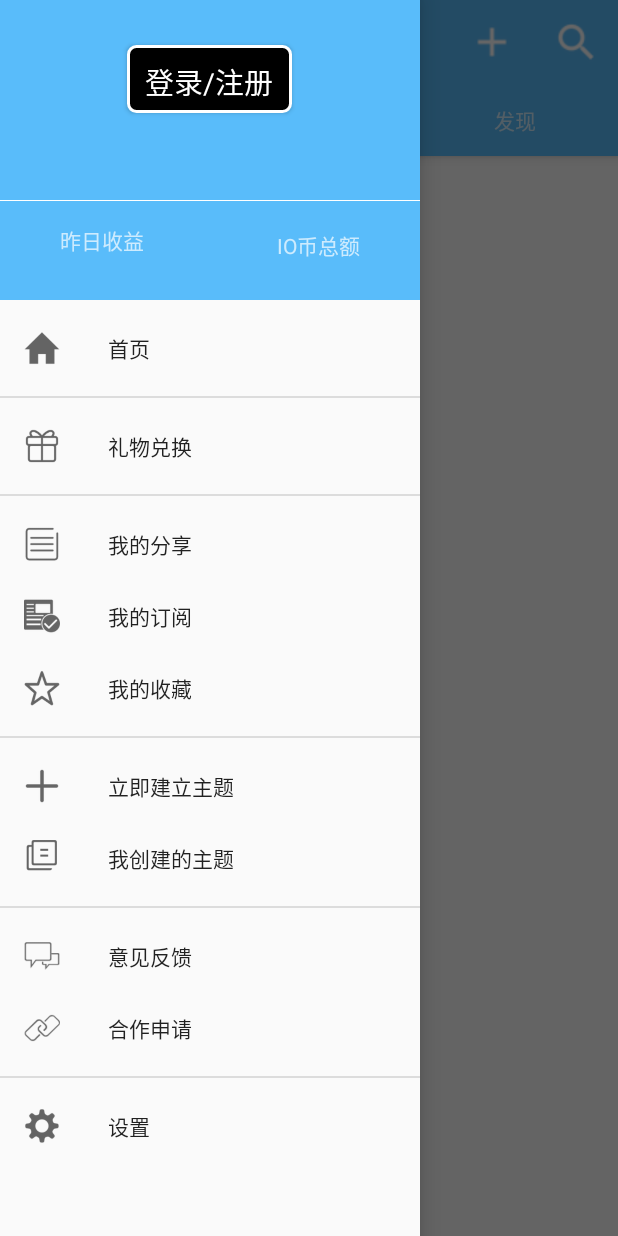
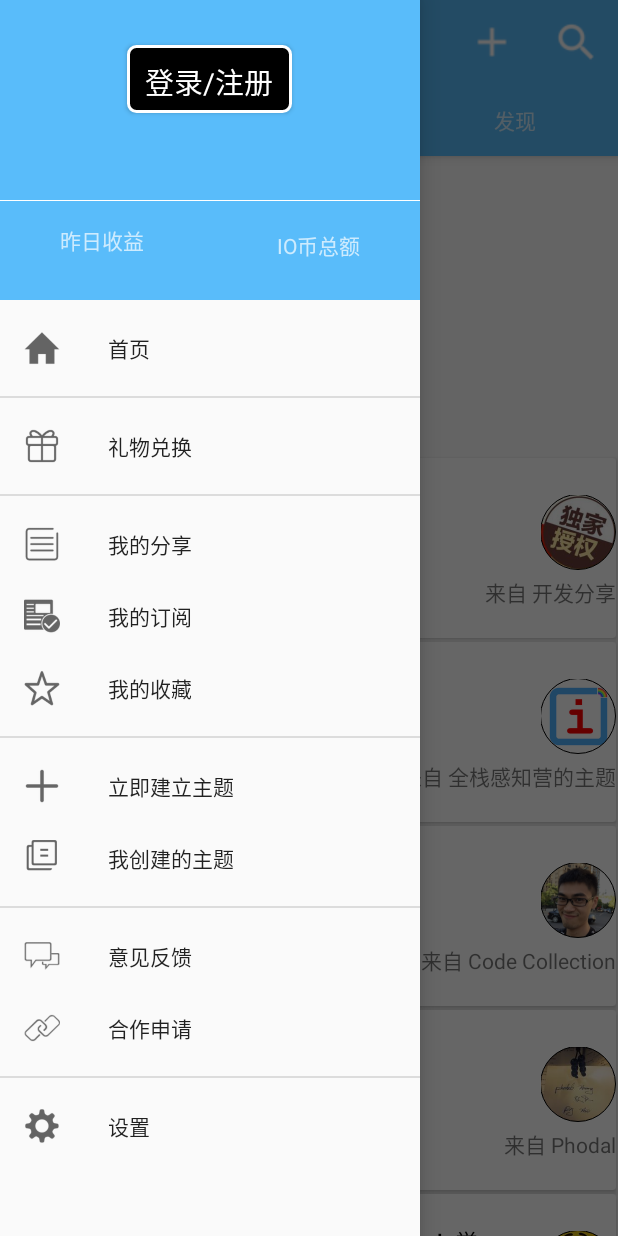
Before and after one commit to ZZeroGeek/KaifazheReader, an Android app: the PageFragment screen opened directly, with no data from a screen before it, with the side drawer open, on a phone screen of 412 x 824 dp. Run offline under Robolectric (Android 15) with nearby library versions, the phone set to English and light mode, and no system bars; our stand-ins replace CircleImageView; 4 statements that could not run were skipped.

Commit message:
优化了一些登录的小细节，并且将来源的图片的头像改为圆形。

```diff
--- /dev/null
+++ b/app/src/main/java/org/zreo/kaifazhereader/CircleImageView.java
@@ -0,0 +1,237 @@
+package org.zreo.kaifazhereader;
+
+import android.content.Context;
+import android.content.res.TypedArray;
+import android.graphics.Bitmap;
+import android.graphics.BitmapShader;
+import android.graphics.Canvas;
+import android.graphics.Color;
+import android.graphics.Matrix;
+import android.graphics.Paint;
+import android.graphics.RectF;
+import android.graphics.Shader;
+import android.graphics.drawable.BitmapDrawable;
+import android.graphics.drawable.ColorDrawable;
+import android.graphics.drawable.Drawable;
+import android.util.AttributeSet;
+import android.widget.ImageView;
+
+/**
+ * Created by 85789 on 2016/5/3.
+ */
+public class CircleImageView extends ImageView {
+
+    private static final ScaleType SCALE_TYPE = ImageView.ScaleType.CENTER_CROP;
+
+    private static final Bitmap.Config BITMAP_CONFIG = Bitmap.Config.ARGB_8888;
+    private static final int COLORDRAWABLE_DIMENSION = 1;
+
+    private static final int DEFAULT_BORDER_WIDTH = 0;
+    private static final int DEFAULT_BORDER_COLOR = Color.BLACK;
+
+    private final RectF mDrawableRect = new RectF();
+    private final RectF mBorderRect = new RectF();
+
+    private final Matrix mShaderMatrix = new Matrix();
+    private final Paint mBitmapPaint = new Paint();
+    private final Paint mBorderPaint = new Paint();
+
+    private int mBorderColor = DEFAULT_BORDER_COLOR;
+    private int mBorderWidth = DEFAULT_BORDER_WIDTH;
+
+    private Bitmap mBitmap;
+    private BitmapShader mBitmapShader;
+    private int mBitmapWidth;
+    private int mBitmapHeight;
+
+    private float mDrawableRadius;
+    private float mBorderRadius;
+
+    private boolean mReady;
+    private boolean mSetupPending;
+
+    public CircleImageView(Context context) {
+        super(context);
+    }
+
+    public CircleImageView(Context context, AttributeSet attrs) {
+        this(context, attrs, 0);
+    }
+
+    public CircleImageView(Context context, AttributeSet attrs, int defStyle) {
+        super(context, attrs, defStyle);
+        super.setScaleType(SCALE_TYPE);
+
+        TypedArray a = context.obtainStyledAttributes(attrs, R.styleable.CircleImageView, defStyle, 0);
+
+        mBorderWidth = a.getDimensionPixelSize(R.styleable.CircleImageView_border_width, DEFAULT_BORDER_WIDTH);
+        mBorderColor = a.getColor(R.styleable.CircleImageView_border_color, DEFAULT_BORDER_COLOR);
+
+        a.recycle();
+
+        mReady = true;
+
+        if (mSetupPending) {
+            setup();
+            mSetupPending = false;
+        }
+    }
+
+    @Override
+    public ScaleType getScaleType() {
+        return SCALE_TYPE;
+    }
+
+    @Override
+    public void setScaleType(ScaleType scaleType) {
+        if (scaleType != SCALE_TYPE) {
+            throw new IllegalArgumentException(String.format("ScaleType %s not supported.", scaleType));
+        }
+    }
+
+
+    protected void onDraw(Canvas canvas) {
+        if (getDrawable() == null) {
+            return;
+        }
+
+        canvas.drawCircle(getWidth() / 2, getHeight() / 2, mDrawableRadius, mBitmapPaint);
+        canvas.drawCircle(getWidth() / 2, getHeight() / 2, mBorderRadius, mBorderPaint);
+    }
+
+    @Override
+    protected void onSizeChanged(int w, int h, int oldw, int oldh) {
+        super.onSizeChanged(w, h, oldw, oldh);
+        setup();
+    }
+
+    public int getBorderColor() {
+        return mBorderColor;
+    }
+
+    public void setBorderColor(int borderColor) {
+        if (borderColor == mBorderColor) {
+            return;
+        }
+
+        mBorderColor = borderColor;
+        mBorderPaint.setColor(mBorderColor);
+        invalidate();
+    }
+
+    public int getBorderWidth() {
+        return mBorderWidth;
+    }
+
+    public void setBorderWidth(int borderWidth) {
+        if (borderWidth == mBorderWidth) {
+            return;
+        }
+
+        mBorderWidth = borderWidth;
+        setup();
+    }
+
+    @Override
+    public void setImageBitmap(Bitmap bm) {
+        super.setImageBitmap(bm);
+        mBitmap = bm;
+        setup();
+    }
+
+
+    public void setImageDrawable(Drawable drawable) {
+        super.setImageDrawable(drawable);
+        mBitmap = getBitmapFromDrawable(drawable);
+        setup();
+    }
+
+    @Override
+    public void setImageResource(int resId) {
+        super.setImageResource(resId);
+        mBitmap = getBitmapFromDrawable(getDrawable());
+        setup();
+    }
+
+    private Bitmap getBitmapFromDrawable(Drawable drawable) {
+        if (drawable == null) {
+            return null;
+        }
+
+        if (drawable instanceof BitmapDrawable) {
+            return ((BitmapDrawable) drawable).getBitmap();
+        }
+
+        try {
+            Bitmap bitmap;
+
+            if (drawable instanceof ColorDrawable) {
+                bitmap = Bitmap.createBitmap(COLORDRAWABLE_DIMENSION, COLORDRAWABLE_DIMENSION, BITMAP_CONFIG);
+            } else {
+                bitmap = Bitmap.createBitmap(drawable.getIntrinsicWidth(), drawable.getIntrinsicHeight(), BITMAP_CONFIG);
+            }
+
+            Canvas canvas = new Canvas(bitmap);
+            drawable.setBounds(0, 0, canvas.getWidth(), canvas.getHeight());
+            drawable.draw(canvas);
+            return bitmap;
+        } catch (OutOfMemoryError e) {
+            return null;
+        }
+    }
+
+    private void setup() {
+        if (!mReady) {
+            mSetupPending = true;
+            return;
+        }
+
+        if (mBitmap == null) {
+            return;
+        }
+
+        mBitmapShader = new BitmapShader(mBitmap, Shader.TileMode.CLAMP, Shader.TileMode.CLAMP);
+
+        mBitmapPaint.setAntiAlias(true);
+        mBitmapPaint.setShader(mBitmapShader);
+
+        mBorderPaint.setStyle(Paint.Style.STROKE);
+        mBorderPaint.setAntiAlias(true);
+        mBorderPaint.setColor(mBorderColor);
+        mBorderPaint.setStrokeWidth(mBorderWidth);
+
+        mBitmapHeight = mBitmap.getHeight();
+        mBitmapWidth = mBitmap.getWidth();
+
+        mBorderRect.set(0, 0, getWidth(), getHeight());
+        mBorderRadius = Math.min((mBorderRect.height() - mBorderWidth) / 2, (mBorderRect.width() - mBorderWidth) / 2);
+
+        mDrawableRect.set(mBorderWidth, mBorderWidth, mBorderRect.width() - mBorderWidth, mBorderRect.height() - mBorderWidth);
+        mDrawableRadius = Math.min(mDrawableRect.height() / 2, mDrawableRect.width() / 2);
+
+        updateShaderMatrix();
+        invalidate();
+    }
+
+    private void updateShaderMatrix() {
+        float scale;
+        float dx = 0;
+        float dy = 0;
+
+        mShaderMatrix.set(null);
+
+        if (mBitmapWidth * mDrawableRect.height() > mDrawableRect.width() * mBitmapHeight) {
+            scale = mDrawableRect.height() / (float) mBitmapHeight;
+            dx = (mDrawableRect.width() - mBitmapWidth * scale) * 0.5f;
+        } else {
+            scale = mDrawableRect.width() / (float) mBitmapWidth;
+            dy = (mDrawableRect.height() - mBitmapHeight * scale) * 0.5f;
+        }
+
+        mShaderMatrix.setScale(scale, scale);
+        mShaderMatrix.postTranslate((int) (dx + 0.5f) + mBorderWidth, (int) (dy + 0.5f) + mBorderWidth);
+
+        mBitmapShader.setLocalMatrix(mShaderMatrix);
+    }
+
+}
--- a/app/src/main/java/org/zreo/kaifazhereader/LandActivity.java
+++ b/app/src/main/java/org/zreo/kaifazhereader/LandActivity.java
@@ -66,7 +66,9 @@ public class LandActivity extends AppCompatActivity implements DialogInterface.O
                         SharedPreferences.Editor ed=sp.edit();
                         ed.putBoolean("flag",true);
                         ed.commit();
+                        String flagNew="intent to 2";
                         intent =new Intent(LandActivity.this,MainActivity.class);
+                        intent.putExtra("intent to 2",flagNew);
                         startActivity(intent);
                         }
                     });
--- a/app/src/main/java/org/zreo/kaifazhereader/MainActivity.java
+++ b/app/src/main/java/org/zreo/kaifazhereader/MainActivity.java
@@ -139,8 +139,14 @@ public class MainActivity extends AppCompatActivity {
         mTabLayout.setupWithViewPager(mViewPager);
         mTabLayout.setTabsFromPagerAdapter(adapter);
         SharedPreferences sp=getSharedPreferences("flag",MODE_PRIVATE);
+        Intent intent=getIntent();
+        String flagNew=intent.getStringExtra("intent to 2");
+        if(flagNew==null)
+        {
+            flagNew="123";
+        }
         Boolean flag=sp.getBoolean("flag",false);
-        if(flag) {
+        if(flag&&flagNew.equals("intent to 2")) {
             mViewPager.setCurrentItem(1);
         }
     }
--- a/app/src/main/java/org/zreo/kaifazhereader/PageFragment.java
+++ b/app/src/main/java/org/zreo/kaifazhereader/PageFragment.java
@@ -78,76 +78,8 @@ public class PageFragment extends Fragment {
         if(mPage==0) {
             view = inflater.inflate(R.layout.fragment_page, container, false);
         //   ImageView mDefaultImage = (ImageView) view.findViewById(R.id.home_default_image);
-            advPager = (ViewPager)view.findViewById(R.id.adv_pager);
           //  mDefaultImage.setVisibility(View.GONE);
            // advPager.setVisibility(View.VISIBLE);
-            ViewGroup group = (ViewGroup)view. findViewById(R.id.viewGroup);
-
-            //      这里存放的是四张广告背景
-            List<View> advPics = new ArrayList<View>();
-            ImageView img1 = new ImageView(getContext());
-            img1.setBackgroundResource(R.drawable.ic_launcher);
-            advPics.add(img1);
-            ImageView img2 = new ImageView(getContext());
-            img2.setBackgroundResource(R.drawable.ic_launcher);
-            advPics.add(img2);
-            ImageView img3 = new ImageView(getContext());
-            img3.setBackgroundResource(R.drawable.ic_launcher);
-            advPics.add(img3);
-            ImageView img4 = new ImageView(getContext());
-            img4.setBackgroundResource(R.drawable.ic_launcher);
-            advPics.add(img4);
-            //      对imageviews进行填充
-            imageViews = new ImageView[advPics.size()];
-            //小图标
-            for (int i = 0; i < advPics.size(); i++) {
-                imageView = new ImageView(getContext());
-                imageView.setLayoutParams(new ViewGroup.LayoutParams(20, 20));
-                imageView.setPadding(5, 5, 5, 5);
-                imageViews[i] = imageView;
-                if (i == 0) {
-                    imageViews[i]
-                            .setBackgroundResource(R.drawable.abc_bar_bull);
-                } else {
-                    imageViews[i]
-                            .setBackgroundResource(R.drawable.abc_bar_grey);
-                }
-                group.addView(imageViews[i]);
-            }
-
-            advPager.setAdapter(new AdvAdapter(advPics));
-            advPager.setOnPageChangeListener(new GuidePageChangeListener());
-            advPager.setOnTouchListener(new View.OnTouchListener() {
-
-                public boolean onTouch(View v, MotionEvent event) {
-                    switch (event.getAction()) {
-                        case MotionEvent.ACTION_DOWN:
-                        case MotionEvent.ACTION_MOVE:
-                            isContinue = false;
-                            break;
-                        case MotionEvent.ACTION_UP:
-                            isContinue = true;
-                            break;
-                        default:
-                            isContinue = true;
-                            break;
-                    }
-                    return false;
-                }
-            });
-            new Thread(new Runnable() {
-
-                @Override
-                public void run() {
-                    while (true) {
-                        if (isContinue) {
-                            viewHandler.sendEmptyMessage(what.get());
-                            whatOption();
-                        }
-                    }
-                }
-
-            }).start();
 
             mSwipeRefreshLayout = (SwipeRefreshLayout)view.findViewById(R.id.swiperefreshlayout);
             mSwipeRefreshLayout.setColorSchemeResources(R.color.colorPrimary, R.color.colorPrimaryDark);
@@ -301,104 +233,4 @@ public class PageFragment extends Fragment {
 
     }
 
-      final class AdvAdapter extends PagerAdapter {
-        private List<View> views = null;
-
-        public AdvAdapter(List<View> views) {
-            this.views = views;
-        }
-
-        @Override
-        public void destroyItem(View arg0, int arg1, Object arg2) {
-            ((ViewPager) arg0).removeView(views.get(arg1));
-        }
-
-        @Override
-        public void finishUpdate(View arg0) {
-
-        }
-
-        @Override
-        public int getCount() {
-            return views.size();
-        }
-
-        @Override
-        public Object instantiateItem(View arg0, int arg1) {
-            ((ViewPager) arg0).addView(views.get(arg1), 0);
-            return views.get(arg1);
-        }
-
-        @Override
-        public boolean isViewFromObject(View arg0, Object arg1) {
-            return arg0 == arg1;
-        }
-
-        @Override
-        public void restoreState(Parcelable arg0, ClassLoader arg1) {
-
-        }
-
-        @Override
-        public Parcelable saveState() {
-            return null;
-        }
-
-        @Override
-        public void startUpdate(View arg0) {
-
-        }
-
-    }
-
-    private void whatOption() {
-        what.incrementAndGet();
-        if (what.get() > imageViews.length - 1) {
-            what.getAndAdd(-4);
-        }
-        try {
-            Thread.sleep(5000);
-        } catch (InterruptedException e) {
-
-        }
-    }
-
-    private final Handler viewHandler = new Handler() {
-
-
-        public void handleMessage(Message msg) {
-            advPager.setCurrentItem(msg.what);
-            super.handleMessage(msg);
-        }
-
-    };
-
-    private final class GuidePageChangeListener implements ViewPager.OnPageChangeListener {
-
-        @Override
-        public void onPageScrollStateChanged(int arg0) {
-
-        }
-
-        @Override
-        public void onPageScrolled(int arg0, float arg1, int arg2) {
-
-        }
-
-        @Override
-        public void onPageSelected(int arg0) {
-            what.getAndSet(arg0);
-            for (int i = 0; i < imageViews.length; i++) {
-                imageViews[arg0]
-                        .setBackgroundResource(R.drawable.ic_launcher);
-                if (arg0 != i) {
-                    imageViews[i]
-                            .setBackgroundResource(R.drawable.ic_launcher);
-                }
-            }
-
-        }
-
-    }
-
 }
--- a/app/src/main/java/org/zreo/kaifazhereader/SimpleRecyclerViewAdapter.java
+++ b/app/src/main/java/org/zreo/kaifazhereader/SimpleRecyclerViewAdapter.java
@@ -50,7 +50,7 @@ public class SimpleRecyclerViewAdapter extends RecyclerView.Adapter<MyViewHolder
 class MyViewHolder extends RecyclerView.ViewHolder {
 
     TextView newsText;
-    ImageView newsImage;
+    CircleImageView newsImage;
     TextView resource;
     ImageView itemComment;
     ImageView itemLike;
@@ -60,7 +60,7 @@ class MyViewHolder extends RecyclerView.ViewHolder {
     public MyViewHolder(View view) {
         super(view);
         newsText=(TextView)view.findViewById(R.id.newsText);
-        newsImage= (ImageView) view.findViewById(R.id.newsImage);
+        newsImage= (CircleImageView) view.findViewById(R.id.newsImage);
         resource= (TextView) view.findViewById(R.id.newsRresource);
         itemComment=(ImageView)view.findViewById(R.id.ic_item_comment);
         itemLike= (ImageView) view.findViewById(R.id.ic_item_like);
--- a/app/src/main/res/layout/item_single_textview.xml
+++ b/app/src/main/res/layout/item_single_textview.xml
@@ -28,7 +28,7 @@
     style="@style/Base.TextAppearance.AppCompat.Body2"
     android:maxLines="2"
     android:layout_centerVertical="true" />
-    <ImageView
+    <org.zreo.kaifazhereader.CircleImageView
         android:layout_width="50dp"
         android:layout_height="50dp"
         android:id="@+id/newsImage"
--- a/app/src/main/res/values/styles.xml
+++ b/app/src/main/res/values/styles.xml
@@ -15,4 +15,10 @@
         <style name="notitle">
             <item name="android:windowNoTitle">true</item>
         </style>
+
+        <declare-styleable name="CircleImageView">
+            <attr name="border_width" format="dimension" />
+            <attr name="border_color" format="color" />
+        </declare-styleable>
+
     </resources>
```
